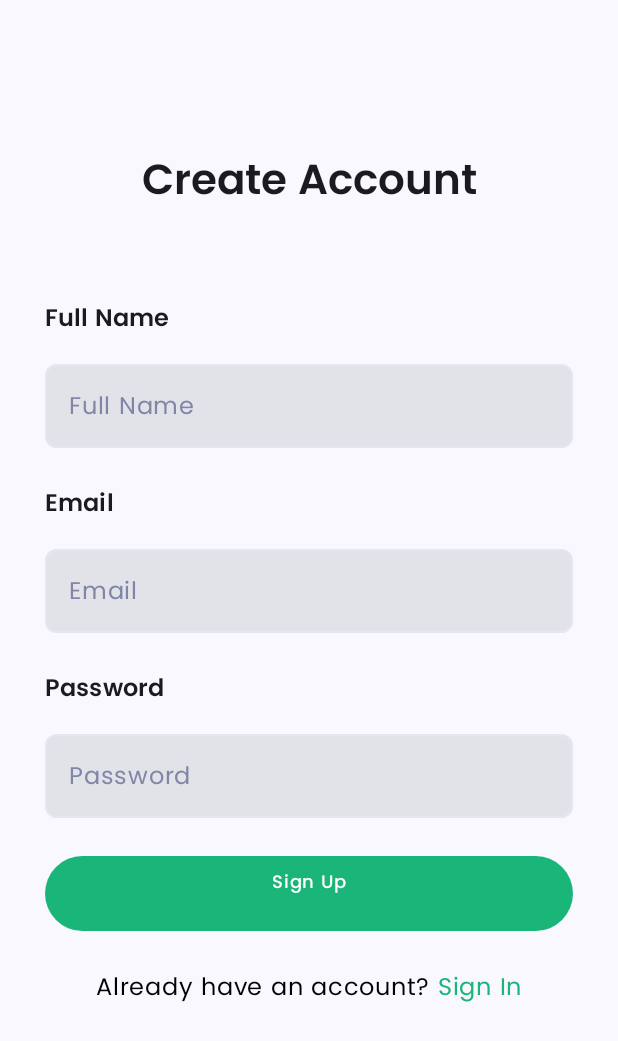
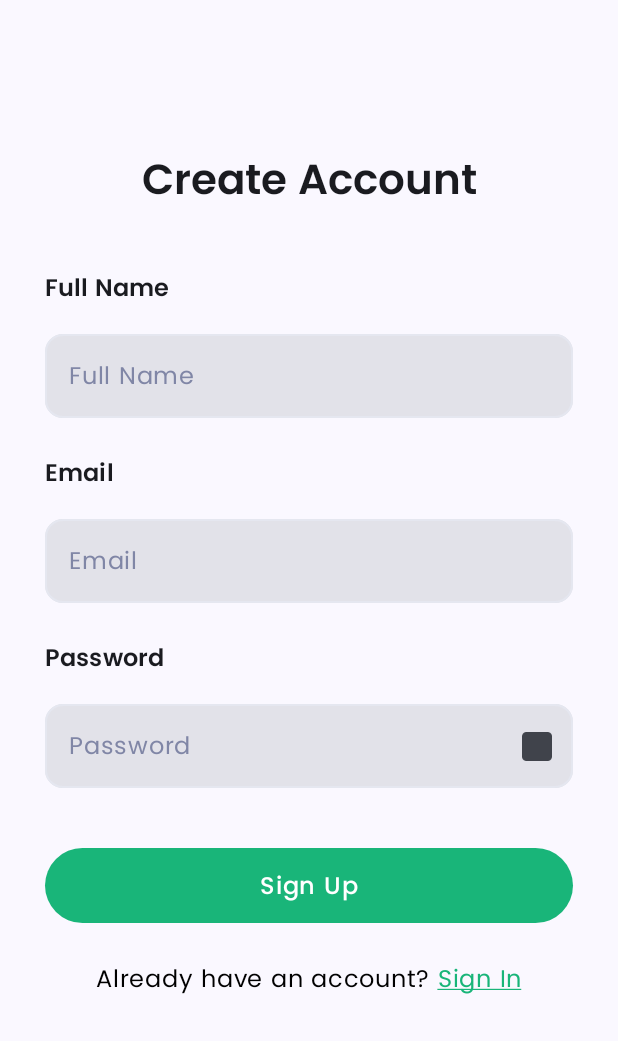
Before and after one commit to natnaeleyuel/RH_Trial_Repo, an Android app built with Jetpack Compose: the composable SignupScreen shown on its own in the app's theme, on a phone screen of 412 x 824 dp. Shown: the top 1041 px of the screen. Run offline under Robolectric (Android 15) with nearby library versions, the phone set to English and light mode, and no system bars.

Commit message:
third commit

```diff
--- a/app/build.gradle.kts
+++ b/app/build.gradle.kts
@@ -56,4 +56,5 @@ dependencies {
     androidTestImplementation(libs.androidx.ui.test.junit4)
     debugImplementation(libs.androidx.ui.tooling)
     debugImplementation(libs.androidx.ui.test.manifest)
+    implementation("androidx.core:core-splashscreen:1.0.1")
 }
--- a/app/src/main/java/com/jct/renthabesha/ui/screens/SignupScreen.kt
+++ b/app/src/main/java/com/jct/renthabesha/ui/screens/SignupScreen.kt
@@ -1,5 +1,6 @@
 package com.jct.renthabesha.ui.screens
 
+import androidx.compose.foundation.isSystemInDarkTheme
 import androidx.compose.foundation.layout.Box
 import androidx.compose.foundation.layout.Column
 import androidx.compose.foundation.layout.Spacer
@@ -23,12 +24,15 @@ import androidx.compose.ui.text.SpanStyle
 import androidx.compose.ui.text.buildAnnotatedString
 import androidx.compose.ui.text.font.FontWeight
 import androidx.compose.ui.text.style.TextAlign
+import androidx.compose.ui.text.style.TextDecoration
 import androidx.compose.ui.text.withStyle
 import androidx.compose.ui.unit.dp
 import com.jct.renthabesha.ui.screens.components.TextField
 import com.jct.renthabesha.R
+import com.jct.renthabesha.ui.screens.components.ButtonCompos
 import com.jct.renthabesha.ui.theme.Brand
 import com.jct.renthabesha.ui.theme.Poppins
+import com.jct.renthabesha.ui.theme.TextStrong
 
 @Composable
 fun SignupScreen(
@@ -49,7 +53,7 @@ fun SignupScreen(
                 textAlign = TextAlign.Center
             )
 
-            Spacer(modifier = Modifier.height(25.dp))
+            Spacer(modifier = Modifier.height(5.dp))
 
             Column(
                 modifier = Modifier.fillMaxSize()
@@ -80,23 +84,12 @@ fun SignupScreen(
                     placeholder = stringResource(id = R.string.password)
                 );
 
-                Spacer(modifier = Modifier.height(25.dp));
+                Spacer(modifier = Modifier.height(40.dp));
 
-                Button(
-                    modifier = Modifier
-                        .fillMaxWidth()
-                        .height(50.dp),
-                    onClick = { },
-                    colors = ButtonDefaults.buttonColors(
-                        containerColor = Brand,
-                        contentColor = Color.White
-                    ),
-                    shape = RoundedCornerShape(size = 30.dp)
-                ) {
-                    Text(text = stringResource(id = R.string.sign_up),
-                        style = MaterialTheme.typography.labelMedium.copy(fontWeight = FontWeight.Medium)
-                    )
-                };
+                ButtonCompos(
+                    modifier = Modifier,
+                    R.string.sign_up
+                )
 
                 Spacer(modifier = Modifier.height(25.dp))
 
@@ -109,7 +102,7 @@ fun SignupScreen(
                         text = buildAnnotatedString {
                             withStyle(
                                 style = SpanStyle(
-                                    color = Color.Black,
+                                    color = if (isSystemInDarkTheme()) Color.White else TextStrong,
                                     fontStyle = MaterialTheme.typography.bodyLarge.fontStyle,
                                     fontFamily = Poppins,
                                     fontSize = MaterialTheme.typography.bodyLarge.fontSize,
@@ -125,7 +118,8 @@ fun SignupScreen(
                                     fontStyle = MaterialTheme.typography.bodyLarge.fontStyle,
                                     fontFamily = Poppins,
                                     fontSize = MaterialTheme.typography.bodyLarge.fontSize,
-                                    fontWeight = MaterialTheme.typography.bodyLarge.fontWeight
+                                    fontWeight = MaterialTheme.typography.bodyLarge.fontWeight,
+                                    textDecoration = TextDecoration.Underline
                                 ),
                             ){
                                 append("Sign In")
--- a/app/src/main/java/com/jct/renthabesha/ui/screens/components/Button.kt
+++ b/app/src/main/java/com/jct/renthabesha/ui/screens/components/Button.kt
@@ -6,6 +6,7 @@ import androidx.compose.foundation.layout.height
 import androidx.compose.foundation.shape.RoundedCornerShape
 import androidx.compose.material3.AlertDialogDefaults.containerColor
 import androidx.compose.material3.AlertDialogDefaults.shape
+import androidx.compose.material3.Button
 import androidx.compose.material3.ButtonDefaults
 import androidx.compose.material3.MaterialTheme
 import androidx.compose.material3.Surface
@@ -20,26 +21,23 @@ import com.jct.renthabesha.R
 import com.jct.renthabesha.ui.theme.Brand
 
 @Composable
-fun Button(
+fun ButtonCompos(
     modifier: Modifier = Modifier,
-    text: String
+    text: Int
 ) {
-//    Column {
-//        Button(
-//            modifier = Modifier
-//                .fillMaxWidth()
-//                .height(50.dp),
-//            onClick = {}
-//                    colors = ButtonDefaults.buttonColors(
-//                    containerColor = Brand,
-//            contentColor = Color.White
-//        )
-//            shape = RoundedCornerShape(size = 10.dp)
-//        ) {
-//            Text(
-//                text = stringResource(id = R.string.sign_in),
-//                style = MaterialTheme.typography.labelMedium.copy(fontWeight = FontWeight.Medium)
-//            )
-//        }
-//    };
+    Button(
+        modifier = Modifier
+            .fillMaxWidth()
+            .height(50.dp),
+        onClick = { },
+        colors = ButtonDefaults.buttonColors(
+            containerColor = Brand,
+            contentColor = Color.White
+        ),
+        shape = RoundedCornerShape(size = 30.dp)
+    ) {
+        Text(text = stringResource(id = text),
+            style = MaterialTheme.typography.bodyLarge.copy(fontWeight = FontWeight.Medium)
+        )
+    }
 }
--- a/app/src/main/java/com/jct/renthabesha/ui/screens/components/TextField.kt
+++ b/app/src/main/java/com/jct/renthabesha/ui/screens/components/TextField.kt
@@ -5,6 +5,7 @@ import androidx.compose.foundation.layout.Column
 import androidx.compose.foundation.layout.Spacer
 import androidx.compose.foundation.layout.fillMaxWidth
 import androidx.compose.foundation.layout.height
+import androidx.compose.foundation.layout.width
 import androidx.compose.foundation.shape.RoundedCornerShape
 import androidx.compose.material3.Icon
 import androidx.compose.material3.MaterialTheme
@@ -46,6 +47,10 @@ fun TextField(
         isShowPassword = true
     }
 
+    var text by remember {
+        mutableStateOf("")
+    }
+
     val focusRequester = remember {
         FocusRequester()
     };
@@ -63,8 +68,10 @@ fun TextField(
 
         OutlinedTextField(
             modifier = modifier.focusRequester(focusRequester),
-            value = textValue,
-            onValueChange = {},
+            value = text,
+            onValueChange = {
+                text = it
+            },
 
             placeholder = {
                 Text(text = placeholder)
@@ -77,22 +84,21 @@ fun TextField(
                 unfocusedIndicatorColor = MaterialTheme.colorScheme.unfocusedTextFieldStroke
             ),
 
-            shape = RoundedCornerShape(8.dp),
+            shape = RoundedCornerShape(12.dp),
 
-//            trailingIcon = {
-//                if (label == "Password") {
-//
-//                    Icon(
-//                        modifier = Modifier
-//                            .fillMaxWidth()
-//                            .height(20.dp)
-//                            .align(Alignment.CenterHorizontally),
-//                        painter = painterResource(id = R.drawable.visibility_icon),
-//                        contentDescription = "Location Icon"
-//                    );
-//
-//                }else null
-//            },
+            trailingIcon = {
+                if (label == "Password") {
+                    Icon(
+                        modifier = Modifier
+                            .width(20.dp)
+                            .height(20.dp)
+                            .clickable { isShowPassword = !isShowPassword }
+                            .align(Alignment.CenterHorizontally),
+                        painter = painterResource(id = R.drawable.visibility_icon),
+                        contentDescription = null,
+                    );
+                }else null
+            },
 
             singleLine = true,
 
--- /dev/null
+++ b/app/src/main/java/com/jct/renthabesha/ui/screens/view_models/ViewModelText.kt
@@ -0,0 +1,4 @@
+package com.jct.renthabesha.ui.screens.view_models
+
+class ViewModelText {
+}
--- a/app/src/main/java/com/jct/renthabesha/ui/theme/Color.kt
+++ b/app/src/main/java/com/jct/renthabesha/ui/theme/Color.kt
@@ -27,3 +27,7 @@ val ColorScheme.focusedTextFieldStroke
 val ColorScheme.unfocusedTextFieldStroke
     @Composable
     get() = if (isSystemInDarkTheme()) Color.Gray else StrokeWeak
+
+val ColorScheme.bodyText
+    @Composable
+    get() = if (isSystemInDarkTheme()) Color.White else TextStrong
--- /dev/null
+++ b/app/src/main/res/values/splash.xml
@@ -0,0 +1,6 @@
+<?xml version="1.0" encoding="utf-8"?>
+<resources>
+    <style name ="App.Starting.Theme" parent="Theme.SplashScreen">
+
+    </style>
+</resources>
--- a/app/src/main/res/values/strings.xml
+++ b/app/src/main/res/values/strings.xml
@@ -3,12 +3,10 @@
     <string name="sign_in">Sign In</string>
     <string name="email">Email</string>
     <string name="password">Password</string>
-    <string name="sign_up">Sign Up\n</string>
-    <string name="none">Full Name\n</string>
     <string name="complete_profile">Complete Your Profile</string>
-    <string name="phone_number">Phone Number\n</string>
+    <string name="phone_num">Phone Number</string>
     <string name="gender">Gender</string>
-    <string name="complete_profile_button">Complete Profile \n</string>
+    <string name="complete_profile_butn">Complete Profile</string>
     <string name="your_location_headline">What location your are in?</string>
     <string name="your_location_label">Your Location</string>
     <string name="location">Location</string>
@@ -16,4 +14,5 @@
     <string name="add_location_description">We need to know your location in order to suggest nearby services</string>
     <string name="fullname">Full Name</string>
     <string name="create_account">Create Account\n</string>
+    <string name="sign_up">Sign Up</string>
 </resources>
```
Also changed, not shown: app/src/main/java/com/jct/renthabesha/MainActivity.kt (+6 -1 lines), app/src/main/java/com/jct/renthabesha/ui/screens/AddLocationScreen.kt (+11 -19 lines), app/src/main/java/com/jct/renthabesha/ui/screens/CompleteProfileScreen.kt (+8 -18 lines), app/src/main/java/com/jct/renthabesha/ui/screens/LoginScreen.kt (+17 -21 lines), app/src/main/java/com/jct/renthabesha/ui/screens/PasswordManagerScreen.kt (+82 -0 lines).
